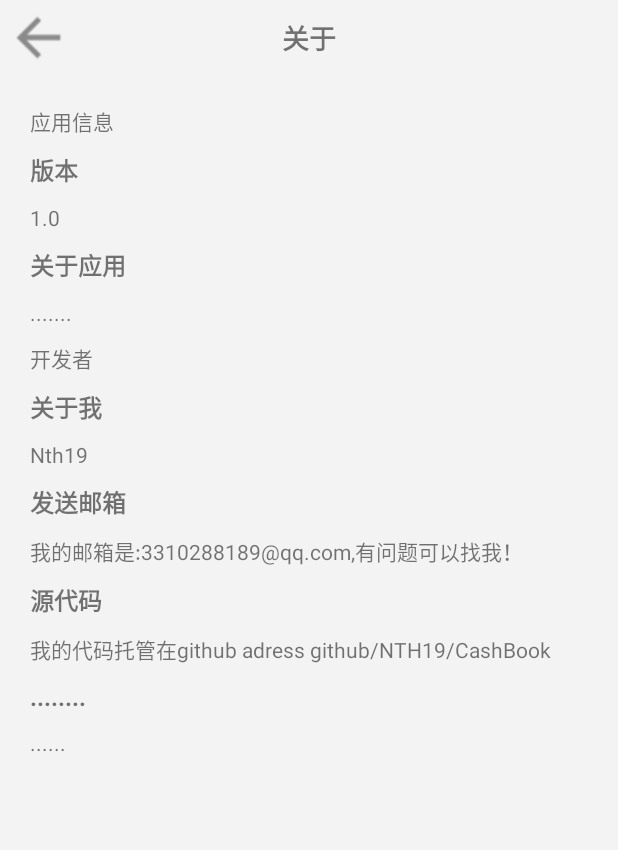
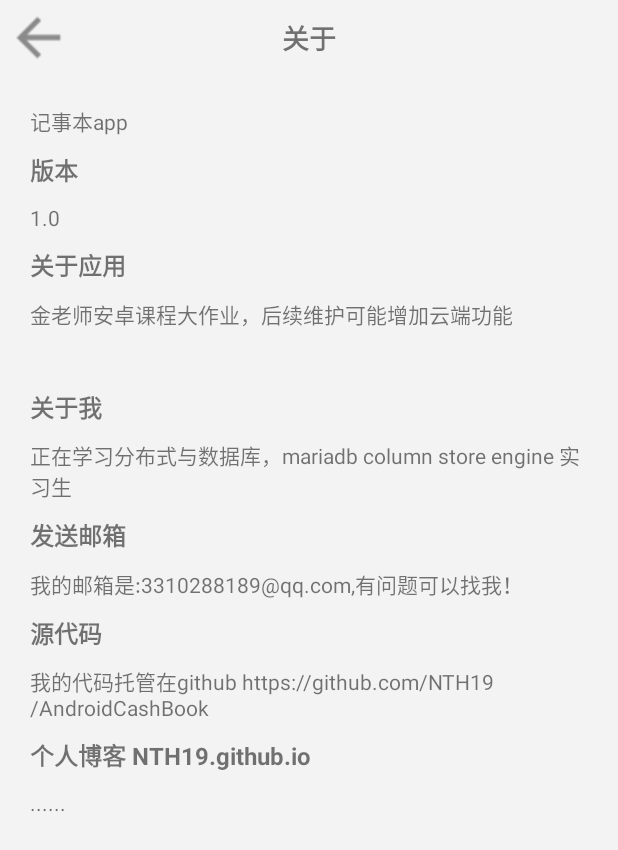
Before and after one commit to NTH19/AndroidCashBook, an Android app: the AboutActivity screen opened directly, with no data from a screen before it, on a phone screen of 412 x 824 dp. Shown: the top 850 px of the screen. Run offline under Robolectric (Android 15) with nearby library versions, the phone set to English and light mode, and no system bars.

```diff
--- a/app/src/main/res/values/strings.xml
+++ b/app/src/main/res/values/strings.xml
@@ -17,19 +17,19 @@
     <string name="history_record">历史记录</string>
     <string name="account_info">账单记录</string>
     <string name="about">关于</string>
-    <string name="about_appinfo">应用信息</string>
+    <string name="about_appinfo">记事本app</string>
     <string name="about_version">版本</string>
     <string name="about_1">1.0</string>
     <string name="about_app">关于应用</string>
-    <string name="about_balabala">.......</string>
-    <string name="about_developer">开发者</string>
+    <string name="about_balabala">金老师安卓课程大作业，后续维护可能增加云端功能</string>
+    <string name="about_developer"></string>
     <string name="about_me">关于我</string>
-    <string name="about_loc">Nth19</string>
+    <string name="about_loc">正在学习分布式与数据库，mariadb column store engine 实习生</string>
     <string name="about_email">发送邮箱</string>
     <string name="about_email2">我的邮箱是:3310288189@qq.com,有问题可以找我！</string>
     <string name="about_code">源代码</string>
-    <string name="about_codeinfo">我的代码托管在github adress github/NTH19/CashBook</string>
-    <string name="about_Blog">........</string>
+    <string name="about_codeinfo">我的代码托管在github https://github.com/NTH19/AndroidCashBook</string>
+    <string name="about_Blog">个人博客 NTH19.github.io</string>
     <string name="about_Blog22">......</string>
     <string name="history_info">历史记录</string>
     <string name="clear_all">清空所有记录</string>
@@ -37,6 +37,5 @@
     <string name="chart_info">清空所有记录</string>
     <string name="in">收入</string>
     <string name="not_data">暂无数据</string>
-    <!-- TODO: Remove or change this placeholder text -->
-    <string name="hello_blank_fragment">Hello blank fragment</string>
+
 </resources>
```
